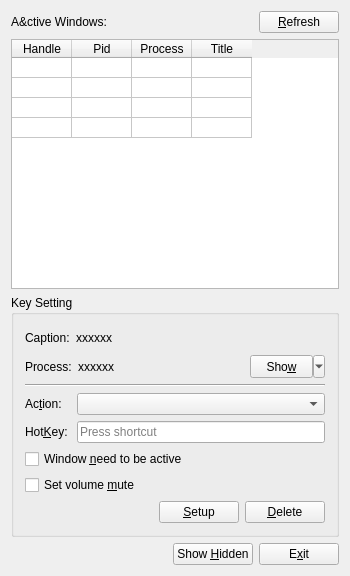
This is MainDialog.ui in Aoi-hosizora/BossKeyManager as Qt 5 draws it before an edit. The edited form follows.
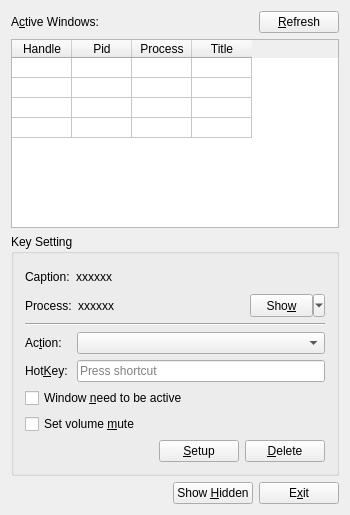
This is the edited form. Custom widgets are drawn as their Qt base class.

The edit to the form file:
```diff
--- a/MainDialog.ui
+++ b/MainDialog.ui
@@ -7,7 +7,7 @@
     <x>0</x>
     <y>0</y>
     <width>350</width>
-    <height>573</height>
+    <height>515</height>
    </rect>
   </property>
   <property name="minimumSize">
@@ -33,6 +33,9 @@
         <property name="text">
          <string>A&amp;ctive Windows:</string>
         </property>
+        <property name="buddy">
+         <cstring>tableWidget</cstring>
+        </property>
        </widget>
       </item>
       <item>
@@ -65,12 +68,6 @@
         <verstretch>0</verstretch>
        </sizepolicy>
       </property>
-      <property name="minimumSize">
-       <size>
-        <width>0</width>
-        <height>250</height>
-       </size>
-      </property>
       <property name="editTriggers">
        <set>QAbstractItemView::NoEditTriggers</set>
       </property>
@@ -408,7 +405,6 @@
    </layout>
    <zorder>groupBox</zorder>
    <zorder></zorder>
-   <zorder></zorder>
    <zorder>tableWidget</zorder>
   </widget>
  </widget>
```
Left out of the diff: 11 changed lines with no effect on the pictures.
